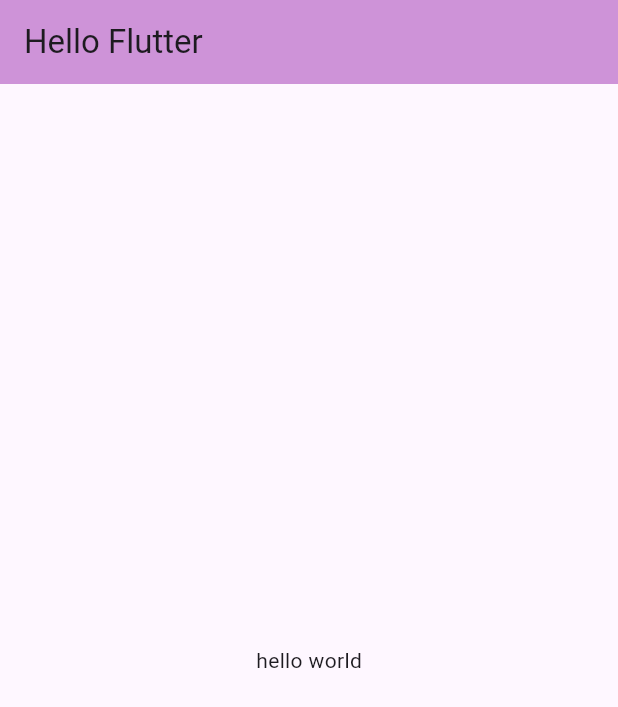
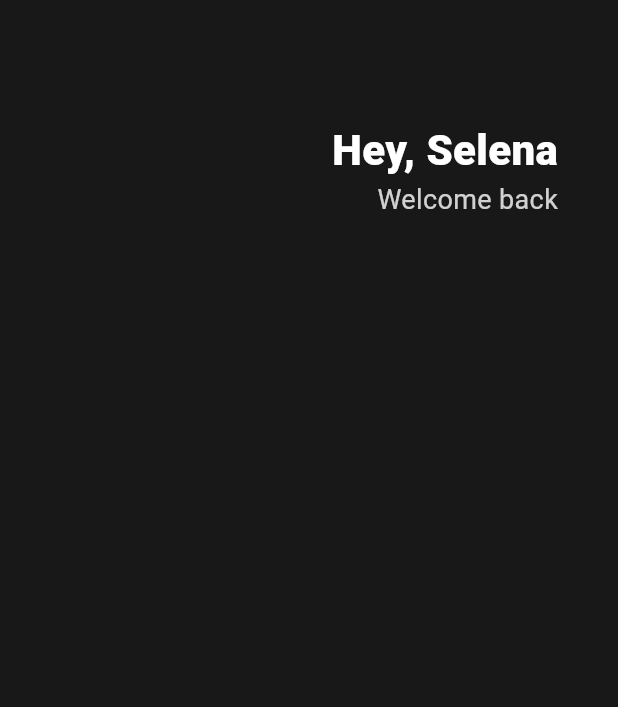
Before and after one commit to feelsuegood/fluttoon, a Flutter app: the screen it shows after launch, on a phone screen of 412 x 824 dp. Shown: the top 707 px of the screen. Run offline on Flutter 3.47's test engine with Material 3 defaults, Android fonts, the light colour scheme and no system bars.

Commit message:
3.0 header

```diff
--- a/lib/main.dart
+++ b/lib/main.dart
@@ -5,15 +5,46 @@
 }
 
 class App extends StatelessWidget {
+  const App({super.key});
+
   @override
   Widget build(BuildContext context) {
     return MaterialApp(
       home: Scaffold(
-        appBar: AppBar(
-          backgroundColor: Colors.purple.shade200,
-          title: Text("Hello Flutter"),
+        backgroundColor: Color(0xFF181818),
+        body: Padding(
+          padding: EdgeInsets.symmetric(horizontal: 40),
+          child: Column(
+            children: [
+              SizedBox(height: 80),
+              Row(
+                mainAxisAlignment: MainAxisAlignment.end,
+                children: [
+                  Column(
+                    crossAxisAlignment: CrossAxisAlignment.end,
+                    children: [
+                      Text(
+                        "Hey, Selena",
+                        style: TextStyle(
+                          fontSize: 28,
+                          fontWeight: FontWeight.w800,
+                          color: Colors.white,
+                        ),
+                      ),
+                      Text(
+                        "Welcome back",
+                        style: TextStyle(
+                          color: Colors.white.withOpacity(0.8),
+                          fontSize: 18,
+                        ),
+                      ),
+                    ],
+                  ),
+                ],
+              ),
+            ],
+          ),
         ),
-        body: Center(child: Text("hello world")),
       ),
     );
   }
```
Also changed, not shown: 1 other file.
